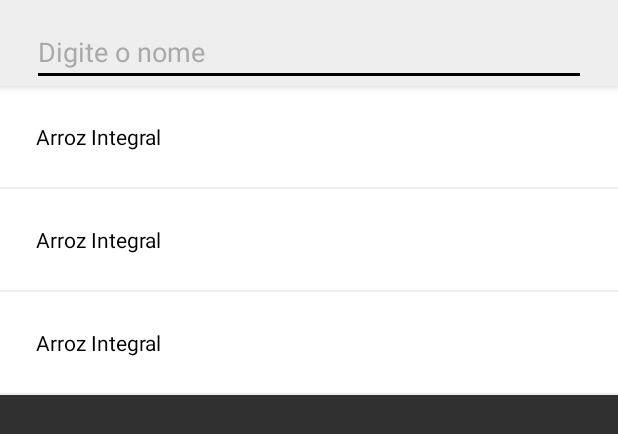
After one commit to almeida1492/nutre, an Android app: the layout activity_search.xml on its own in the app's theme, with its tools: preview values and no code run, on a phone screen of 412 x 824 dp. The commit adds this screen. Shown: the top 434 px of the screen. Run offline under Robolectric (Android 15) with nearby library versions, the phone set to English and light mode, and no system bars.

Commit message:
feat: create search activity and fetch list data

```diff
--- a/app/src/main/AndroidManifest.xml
+++ b/app/src/main/AndroidManifest.xml
@@ -21,6 +21,10 @@
             android:theme="@style/AppTheme">
 
         </activity>
+        <activity android:name=".SearchActivity"
+            android:theme="@style/AppTheme">
+
+        </activity>
         <activity android:name=".NewMealActivity"
             android:theme="@style/AppTheme"
             android:parentActivityName=".MainActivity">
--- a/app/src/main/java/com/example/henriqueribeirodealmeida/nutre/MainActivity.java
+++ b/app/src/main/java/com/example/henriqueribeirodealmeida/nutre/MainActivity.java
@@ -200,7 +200,8 @@
         searchView.setOnClickListener(new View.OnClickListener() {
             @Override
             public void onClick(View v) {
-                Toast.makeText(getApplicationContext(), "Ainda não implementado.", Toast.LENGTH_SHORT).show();
+                Intent intent = new Intent(MainActivity.this, SearchActivity.class);
+                startActivity(intent);
             }
         });
 
--- /dev/null
+++ b/app/src/main/res/layout/activity_search.xml
@@ -0,0 +1,41 @@
+<?xml version="1.0" encoding="utf-8"?>
+<LinearLayout xmlns:android="http://schemas.android.com/apk/res/android"
+    android:layout_width="match_parent"
+    android:layout_height="match_parent"
+    xmlns:tools="http://schemas.android.com/tools"
+    android:orientation="vertical"
+    xmlns:app="http://schemas.android.com/apk/res-auto">
+
+    <RelativeLayout
+        android:id="@+id/search_bar"
+        android:layout_width="match_parent"
+        android:layout_height="wrap_content"
+        android:background="#EEEEEE"
+        android:elevation="4dp">
+
+        <EditText
+            android:id="@+id/search_view"
+            android:layout_width="match_parent"
+            android:layout_height="wrap_content"
+            android:layout_marginLeft="21dp"
+            android:layout_marginRight="21dp"
+            android:layout_marginTop="12dp"
+            android:hint="Digite o nome"
+            android:textColor="@android:color/black"
+            android:textColorHint="@android:color/darker_gray"
+            android:backgroundTint="@android:color/black"
+            android:lines="1"
+            android:maxLines="1" />
+    </RelativeLayout>
+
+    <ListView
+        android:id="@+id/foods"
+        android:layout_width="match_parent"
+        android:layout_height="match_parent"
+        android:dividerHeight="1dp"
+        android:divider="#EEEEEE"
+        android:footerDividersEnabled="true"
+        android:headerDividersEnabled="true"
+        tools:listitem="@layout/item_search"/>
+
+</LinearLayout>
--- /dev/null
+++ b/app/src/main/res/layout/item_search.xml
@@ -0,0 +1,16 @@
+<?xml version="1.0" encoding="utf-8"?>
+<LinearLayout xmlns:android="http://schemas.android.com/apk/res/android"
+    android:layout_width="match_parent"
+    android:layout_height="match_parent"
+    xmlns:tools="http://schemas.android.com/tools">
+
+    <TextView
+        android:id="@+id/name"
+        android:layout_width="match_parent"
+        android:layout_height="wrap_content"
+        tools:text="Arroz Integral"
+        android:padding="24dp"
+        android:textColor="@android:color/black"
+        android:background="@color/colorWhite"/>
+
+</LinearLayout>
```
Also changed, not shown: app/src/main/java/com/example/henriqueribeirodealmeida/nutre/Adapters/SearchAdapter.java (added, +42 -0 lines), app/src/main/java/com/example/henriqueribeirodealmeida/nutre/SearchActivity.java (added, +47 -0 lines), app/src/main/res/layout/activity_user.xml (+8 -4 lines).
